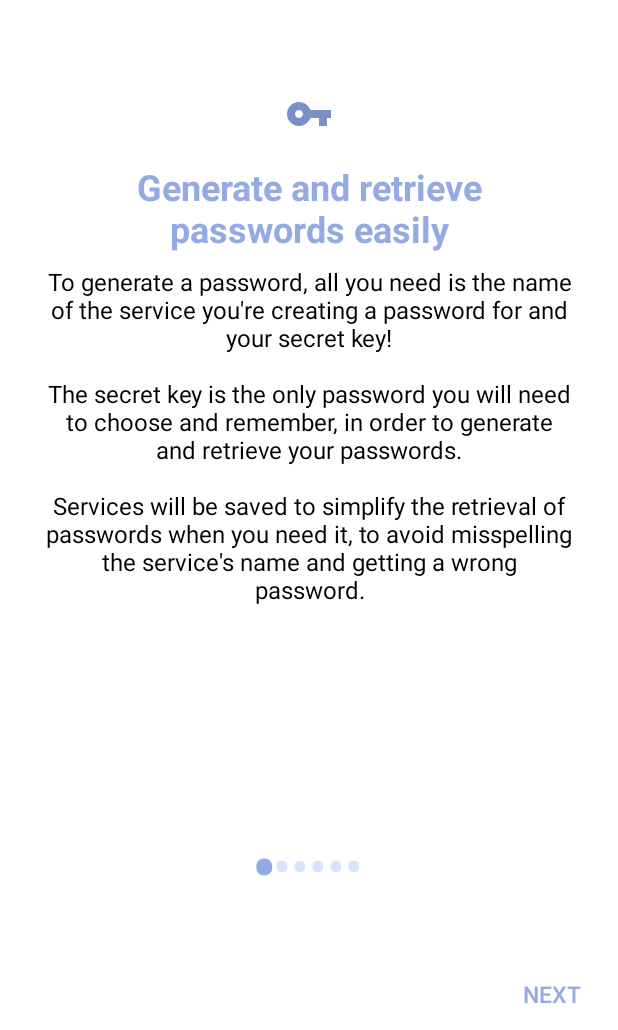
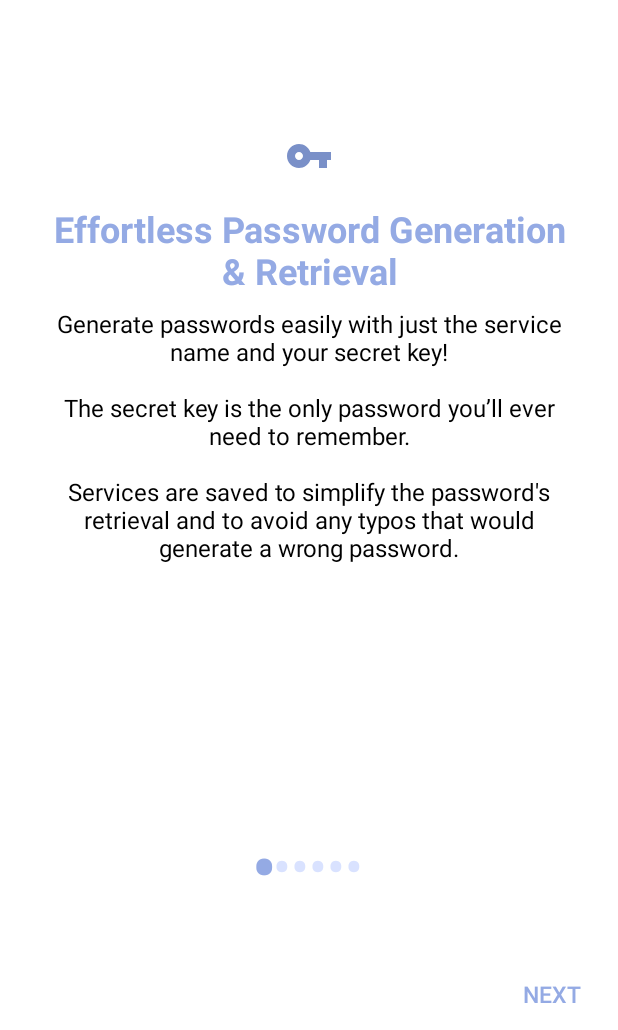
Before and after one commit to Bregaa/MyPasswordsAndroidApp, an Android app: the screen it shows after launch (OnboardingActivity), on a phone screen of 412 x 824 dp, the part 206-1236 px from its top. Run offline under Robolectric (Android 15) with nearby library versions, the phone set to English and light mode, and no system bars.

Commit message:
Updated onboarding activity's titles and descriptions

```diff
--- a/app/src/main/java/it/matteobreganni/mypasswords/ui/OnboardingActivity.java
+++ b/app/src/main/java/it/matteobreganni/mypasswords/ui/OnboardingActivity.java
@@ -55,21 +55,21 @@ public class OnboardingActivity extends AppCompatActivity {
         fadeInAnimation = AnimationUtils.loadAnimation(this, R.anim.fade_in);
 
         slideItems = new ArrayList<>();
-        slideItems.add(new SlideItem(R.drawable.ic_baseline_vpn_key_24, "Generate and retrieve passwords easily", "To generate a password, all you need is the name of the service you're creating a password for and your secret key!" +
-                "\n\nThe secret key is the only password you will need to choose and remember, in order to generate and retrieve your passwords." +
-                "\n\nServices will be saved to simplify the retrieval of passwords when you need it, to avoid misspelling the service's name and getting a wrong password."));
-        slideItems.add(new SlideItem(R.drawable.ic_baseline_new_label_24, "Simplify password retrievals through aliases", "Adding aliases to your services will simplify their research when you need them!" +
+        slideItems.add(new SlideItem(R.drawable.ic_baseline_vpn_key_24, "Effortless Password Generation & Retrieval", "Generate passwords easily with just the service name and your secret key!" +
+                "\n\nThe secret key is the only password you’ll ever need to remember." +
+                "\n\nServices are saved to simplify the password's retrieval and to avoid any typos that would generate a wrong password."));
+        slideItems.add(new SlideItem(R.drawable.ic_baseline_new_label_24, "Streamline Password Management with Aliases", "Simplify your password retrieval by adding aliases to your services." +
                 "\n\nFor example, on the \"Google\" service, you could add \"Youtube\" and \"Gmail\" as aliases, since they all have the same password that has been generated through the \"Google\" service name."));
-        slideItems.add(new SlideItem(R.drawable.ic_baseline_switch_account_24, "Manage multiple profiles", "Create a different profile for each one of your emails." +
-                "\n\nDifferent profiles will generate different passwords for the same services, even if the secret key is the same! If you wish, you can also use different secret keys across different profiles."));
-        slideItems.add(new SlideItem(R.drawable.ic_baseline_lock_24, "Keep your passwords safe", "What is the safest way to store passwords? Not storing them!" +
-                "\n\nThanks to the generation mechanism none of the generated passwords have to be saved anywhere, because you will be able to re-generate the same exact passwords by choosing the same service name and writing your secret key!" +
-                "\n\nAlso, MyPasswords saves the necessary data to manage the app locally on your device, nothing is saved in the cloud or shared in any way."));
-        slideItems.add(new SlideItem(R.drawable.ic_baseline_info_24, "How does it work?", "Each password is created by hashing the combination of the profile's email, the service you need a password for, and a secret key you choose. " +
-                "\n\nThe hash mechanism ensures the same password is generated every time the same three parameters are used. Different emails, services or secret keys will generate different passwords. This means that only you are able to re-generate your passwords" +
+        slideItems.add(new SlideItem(R.drawable.ic_baseline_switch_account_24, "Manage Multiple Profiles", "Create a different profile for each one of your emails." +
+                "\n\nDifferent profiles will generate unique passwords for the same services, even with the same secret key. You can also use different secret keys across profiles for added security."));
+        slideItems.add(new SlideItem(R.drawable.ic_baseline_lock_24, "Your Passwords, Safeguarded", "What is the safest way to store passwords? Not storing them at all!" +
+                "\n\nMyPasswords allows you to regenerate your passwords anytime, without having to store them anywhere. You will be able to re-generate the same exact passwords by choosing the same service name and writing your secret key!" +
+                "\n\nAlso, MyPasswords saves the data necessary to manage the app locally on your device. Nothing is saved in the cloud or shared in any way."));
+        slideItems.add(new SlideItem(R.drawable.ic_baseline_info_24, "How It Works", "Each password is created by hashing the combination of the profile's email, the service's name and your secret key. " +
+                "\n\nThis secure method ensures the same password is generated every time the same three parameters are used. Different emails, services or secret keys will generate different passwords. This means that only you are able to re-generate your passwords, because only you know the secret key!" +
                 "\n\nFor example, \"email@email.com\", \"google\" and \"mypassword\" will always generate the password \"hq5Pf2I27s+Ty1i\" (try it yourself in the app!)."));
-        slideItems.add(new SlideItem(R.drawable.ic_baseline_code_24, "A source-available project", "This app is free and it's source code is available on Github. If you're not sure about it's security, feel free to check the code and build the app yourself!" +
-                "\n\nIf you need any more info on how the app works, visit the github page below!" +
+        slideItems.add(new SlideItem(R.drawable.ic_baseline_code_24, "A Source-Available Project", "MyPasswords is free and it's source code is available on Github. If you're concerned about it's security, feel free to review the code and build the app yourself!" +
+                "\n\nFor more information on how the app works, visit the GitHub page linked below." +
                 "\n\n\nEnjoy the app, " +
                 "\nMatteo Breganni"));
 
--- a/app/src/main/res/layout/activity_onboarding.xml
+++ b/app/src/main/res/layout/activity_onboarding.xml
@@ -1,5 +1,6 @@
 <?xml version="1.0" encoding="utf-8"?>
-<androidx.constraintlayout.widget.ConstraintLayout xmlns:android="http://schemas.android.com/apk/res/android"
+<androidx.constraintlayout.widget.ConstraintLayout
+    xmlns:android="http://schemas.android.com/apk/res/android"
     xmlns:app="http://schemas.android.com/apk/res-auto"
     xmlns:tools="http://schemas.android.com/tools"
     android:layout_width="match_parent"
```
